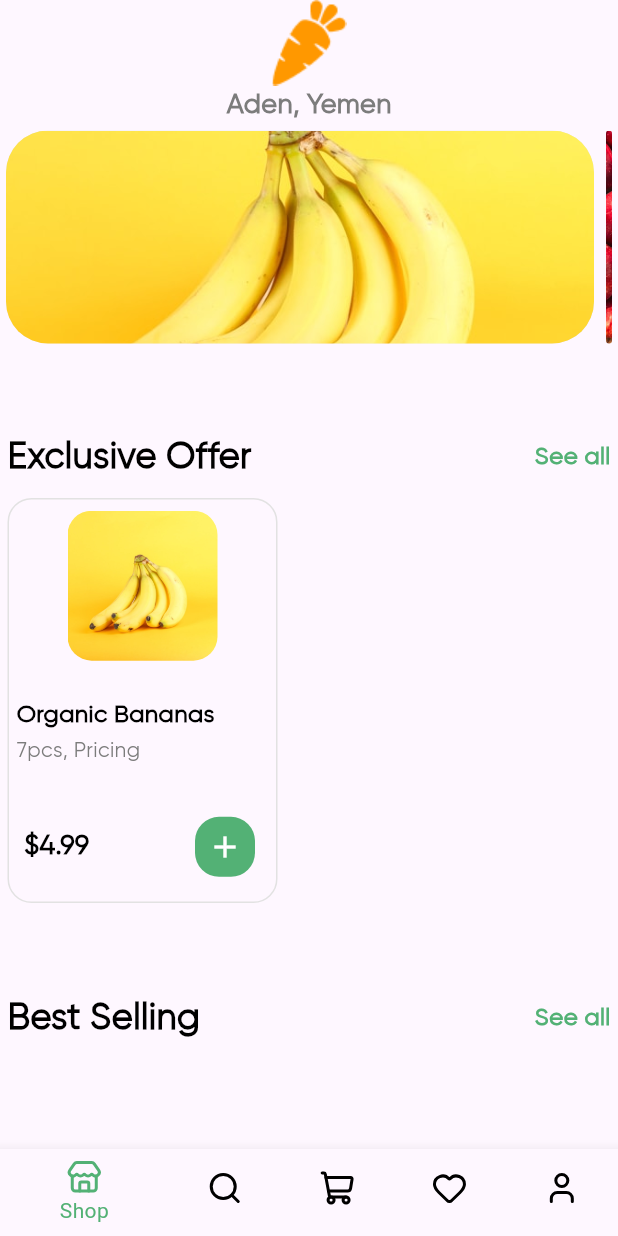
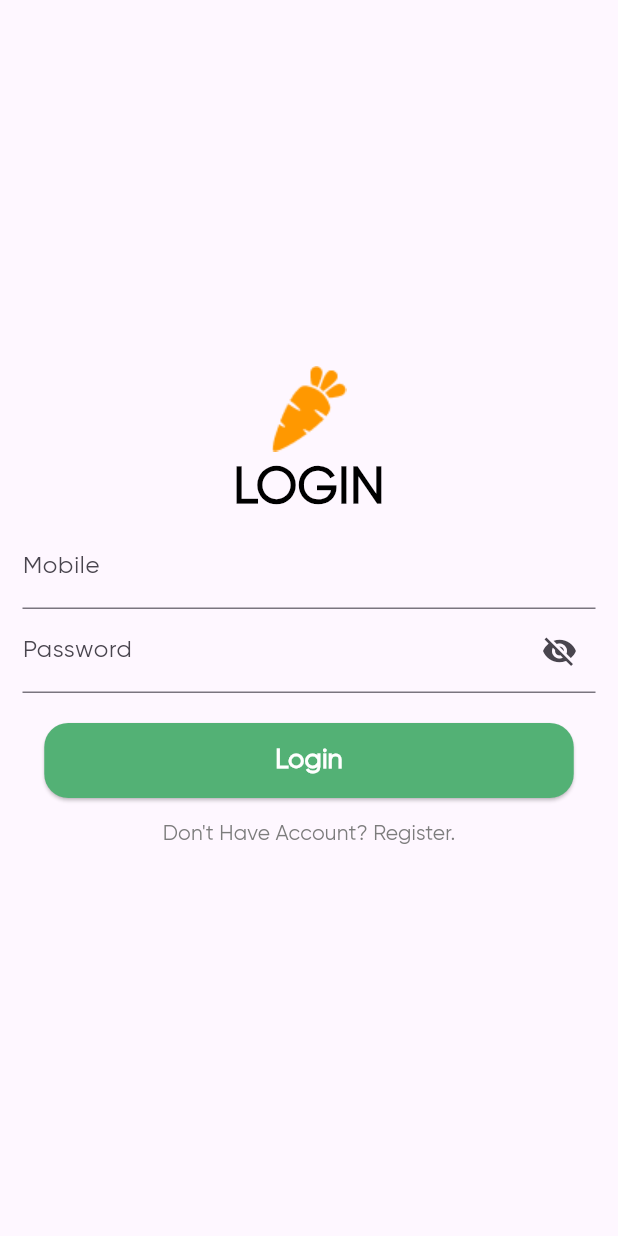
Before and after one commit to NAYRA92/flutter_course_july, a Flutter app: the screen it shows after launch, after a tap on "Get Started", on a phone screen of 412 x 824 dp. Run offline on Flutter 3.47's test engine with Material 3 defaults, Android fonts, the phone set to English and light mode, and no system bars; our stand-ins replace lucide_icons_flutter, water_drop_nav_bar.

Commit message:
new file:   lib/bottom_nav_screens/login_page.dart 	new file:   lib/bottom_nav_screens/register_page.dart 	modified:   lib/main.dart 	modified:   lib/onboarding_screen.dart

```diff
--- /dev/null
+++ b/lib/bottom_nav_screens/login_page.dart
@@ -0,0 +1,102 @@
+import 'package:flutter/material.dart';
+import 'package:flutter_course_july/bottom_nav_screens/register_page.dart';
+import 'package:flutter_course_july/constant.dart';
+import 'package:flutter_course_july/home_screen.dart';
+
+class LoginPage extends StatefulWidget {
+  const LoginPage({super.key});
+
+  @override
+  State<LoginPage> createState() => _LoginPageState();
+}
+
+class _LoginPageState extends State<LoginPage> {
+  TextEditingController _mobile = TextEditingController();
+  TextEditingController _password = TextEditingController();
+
+  bool secure_code = true;
+
+  @override
+  Widget build(BuildContext context) {
+    return Scaffold(
+      body: Center(
+        child: Padding(
+          padding: const EdgeInsets.all(15.0),
+          child: Column(
+            mainAxisAlignment: MainAxisAlignment.center,
+            children: [
+              Image.asset(
+                "images/single_logo.png",
+                color: Colors.orange,
+              ),
+              Text("LOGIN",
+              style: app_text_style().copyWith(
+                fontSize: 34,
+                color: Colors.black
+              ),),
+
+              //mobile field
+              TextFormField(
+                controller: _mobile,
+                decoration: InputDecoration(
+                    hintText: "Enter your mobile number",
+                    labelText: "Mobile",
+                    prefix: Text("+967"),
+                  ),
+              ),
+
+              //password field
+              TextFormField(
+                controller: _password,
+                obscureText: secure_code,
+                decoration: InputDecoration(
+                    hintText: "Enter your password",
+                    labelText: "Password",
+                    suffixIcon: IconButton(
+                        onPressed: () {
+                          setState(() {
+                            secure_code = !secure_code;
+                          });
+                        },
+                        icon: Icon(secure_code
+                            ? Icons.visibility_off
+                            : Icons.visibility))),
+              ),
+
+              SizedBox(
+                height: 20,
+              ),
+
+              //login button
+              SizedBox(
+                height: 50,
+                child: app_ele_button("Login", () {
+                  // print(_password.text);
+                  if (_mobile.text == "779055730" && _password.text == "123") {
+                    Navigator.push(context,
+                        MaterialPageRoute(builder: (context) => HomeScreen()));
+                  } else {
+                    ScaffoldMessenger.of(context).showSnackBar(
+                        SnackBar(
+                          content: Text("Wrong Mobile or Password!"),
+                          backgroundColor: Colors.red[300],));
+                    // print("Wrong Mobile or Password!");
+                  }
+                }),
+              ),
+
+              //register account
+              TextButton(onPressed: (){
+                 Navigator.push(context,
+                        MaterialPageRoute(builder: (context) => RegisterPage()));
+              }, child: Text("Don't Have Account? Register.",
+              style: TextStyle(
+                color: greyTextColor,
+              ),))
+            ],
+          ),
+        ),
+      ),
+    );
+  }
+}
--- a/lib/main.dart
+++ b/lib/main.dart
@@ -19,7 +19,9 @@ class MyApp extends StatelessWidget {
       theme: ThemeData(
         colorScheme: ColorScheme.fromSeed(seedColor: Colors.deepPurple),
         useMaterial3: true,
+        fontFamily: "Gilroy"
       ),
+
       home: SplashScreen()
     );
   }
--- a/lib/onboarding_screen.dart
+++ b/lib/onboarding_screen.dart
@@ -1,6 +1,7 @@
 import 'package:flutter/material.dart';
 import 'package:flutter_course_july/constant.dart';
 
+import 'bottom_nav_screens/login_page.dart';
 import 'home_screen.dart';
 
 class OnboardingScreen extends StatefulWidget {
@@ -39,7 +40,7 @@ class _OnboardingScreenState extends State<OnboardingScreen> {
               SizedBox(height: 20,),
               app_ele_button("Get Started", (){
                 Navigator.push(context,
-                MaterialPageRoute(builder: (context) => HomeScreen()));
+                MaterialPageRoute(builder: (context) => LoginPage()));
               }),
               SizedBox(height: 50,),
             ],
```
Also changed, not shown: lib/bottom_nav_screens/register_page.dart (added, +123 -0 lines).
